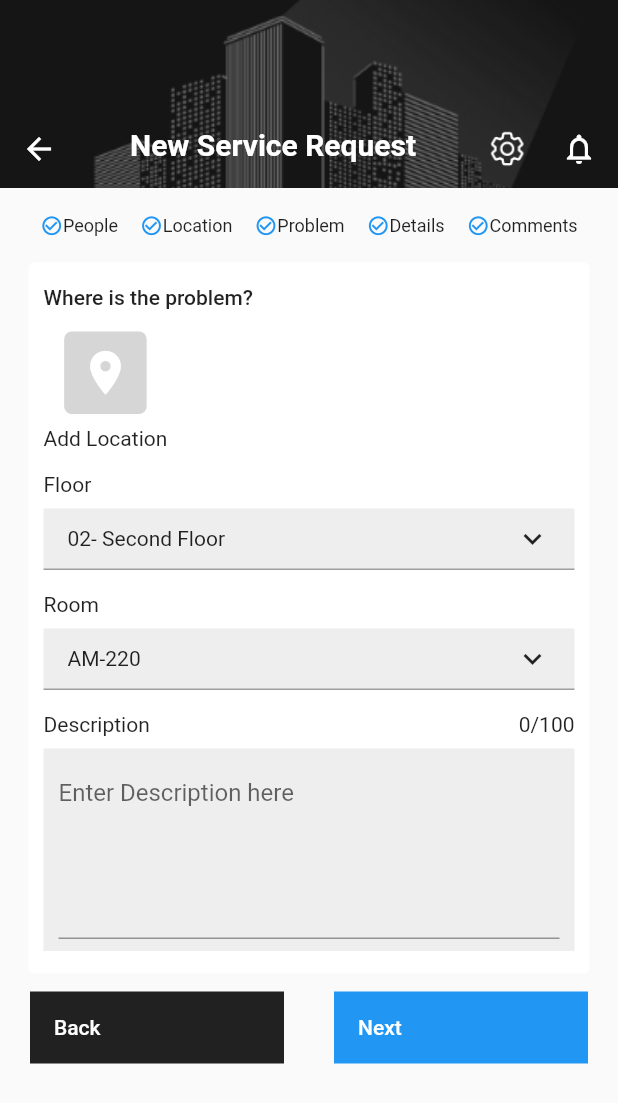
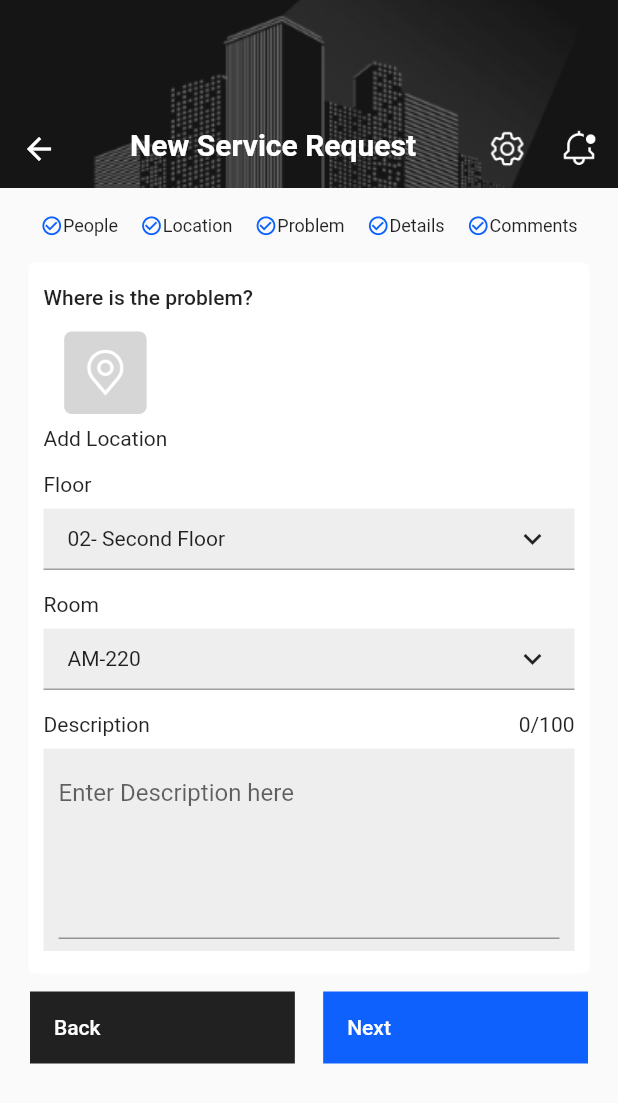
Before and after one commit to abh0440/flutter-multiOS-poc, a Flutter app: the screen it shows after launch, on a phone screen of 412 x 824 dp. Shown: the top 1103 px of the screen. Run offline on Flutter 3.47's test engine with Material 2 defaults, Android fonts, the phone set to English and light mode, and no system bars.

Commit message:
aded button dropdown and text area

```diff
--- a/lib/main.dart
+++ b/lib/main.dart
@@ -132,11 +132,13 @@ class _MyHomePageState extends State<MyHomePage> {
                             btnText: "Back",
                             btnColor: Colors.black87,
                             textColor: Colors.white,
-                            btnFunction: () {},
+                            btnFunction: () {
+                              print("Back");
+                            },
                           ),
                           CustomButton(
                             btnText: "Next",
-                            btnColor: Colors.blue,
+                            btnColor: Color(0xff0f61fd),
                             textColor: Colors.white,
                             btnFunction: () {
                               print("Next");
--- a/lib/widgets/add_location.dart
+++ b/lib/widgets/add_location.dart
@@ -14,10 +14,10 @@ class AddLocation extends StatelessWidget {
               color: Colors.grey[350],
             ),
             padding: EdgeInsets.all(10.0),
-            child: Icon(
-              Icons.location_on,
-              size: 35,
-              color: Colors.white,
+            child: Image.asset(
+              "assets/location.png",
+              width: 35.0,
+              height: 35.0,
             ),
           ),
           Padding(
--- a/lib/widgets/customAppBar.dart
+++ b/lib/widgets/customAppBar.dart
@@ -54,7 +54,11 @@ class CustomAppBar extends StatelessWidget {
                   ),
                   IconButton(
                     color: Colors.white,
-                    icon: Icon(Icons.notifications_none),
+                    icon: Image.asset(
+                      "assets/notification.png",
+                      width: 25.0,
+                      height: 25.0,
+                    ),
                     onPressed: () {},
                   ),
                 ],
--- a/lib/widgets/custom_button.dart
+++ b/lib/widgets/custom_button.dart
@@ -27,7 +27,7 @@ class _CustomButtonState extends State<CustomButton> {
       child: MaterialButton(
         onPressed: widget.btnFunction,
         child: Container(
-          width: MediaQuery.of(context).size.width / 3,
+          width: MediaQuery.of(context).size.width / 2.85,
           child: Text(
             widget.btnText,
             style: TextStyle(
--- a/lib/widgets/custom_textarea.dart
+++ b/lib/widgets/custom_textarea.dart
@@ -36,7 +36,6 @@ class _CustomCountingTextStatearea extends State<CustomCountingTextarea> {
               padding: EdgeInsets.symmetric(horizontal: 10.0, vertical: 8.0),
               color: Colors.grey[200],
               child: TextField(
-                readOnly: textCount > 10 ? true : false,
                 maxLines: 5,
                 controller: _textFieldController,
                 onChanged: (value) {
--- a/lib/widgets/service_req_sections.dart
+++ b/lib/widgets/service_req_sections.dart
@@ -33,7 +33,7 @@ class ServiceRequestSectionsState extends State<ServiceRequestSections> {
           Icon(
             iconData,
             size: 15,
-            color: Colors.blue,
+            color: Color(0xff0f61fd),
           ),
           Text(
             section,
```
Also changed, not shown: assets/location.png (added), assets/notification.png (added).
